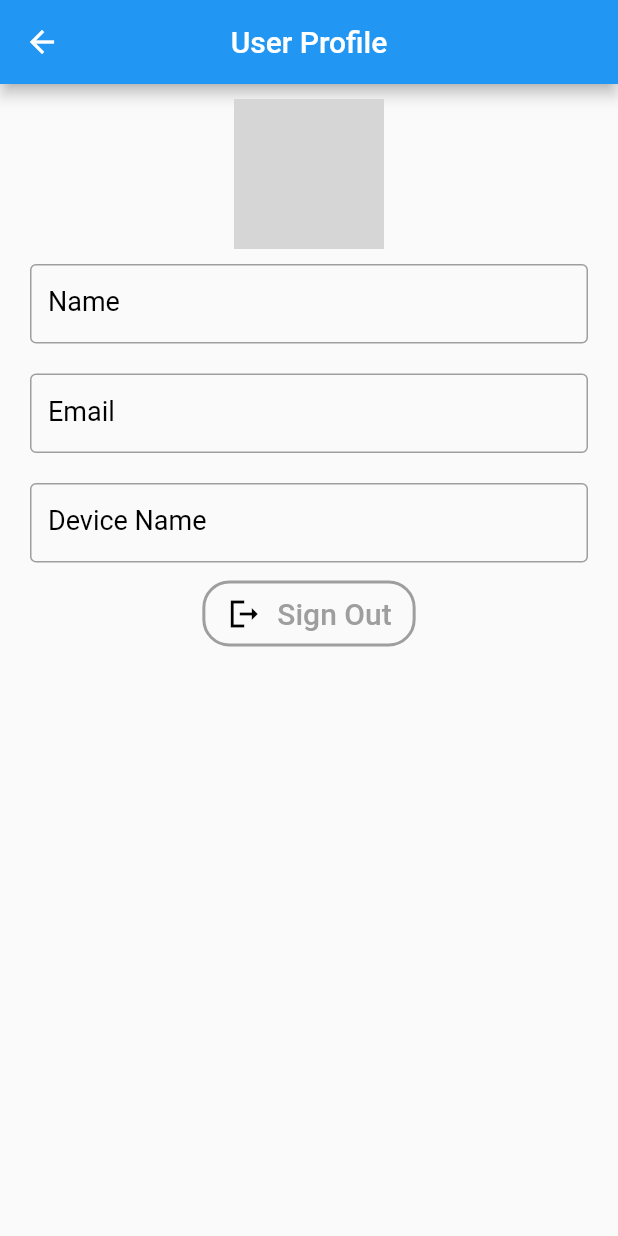
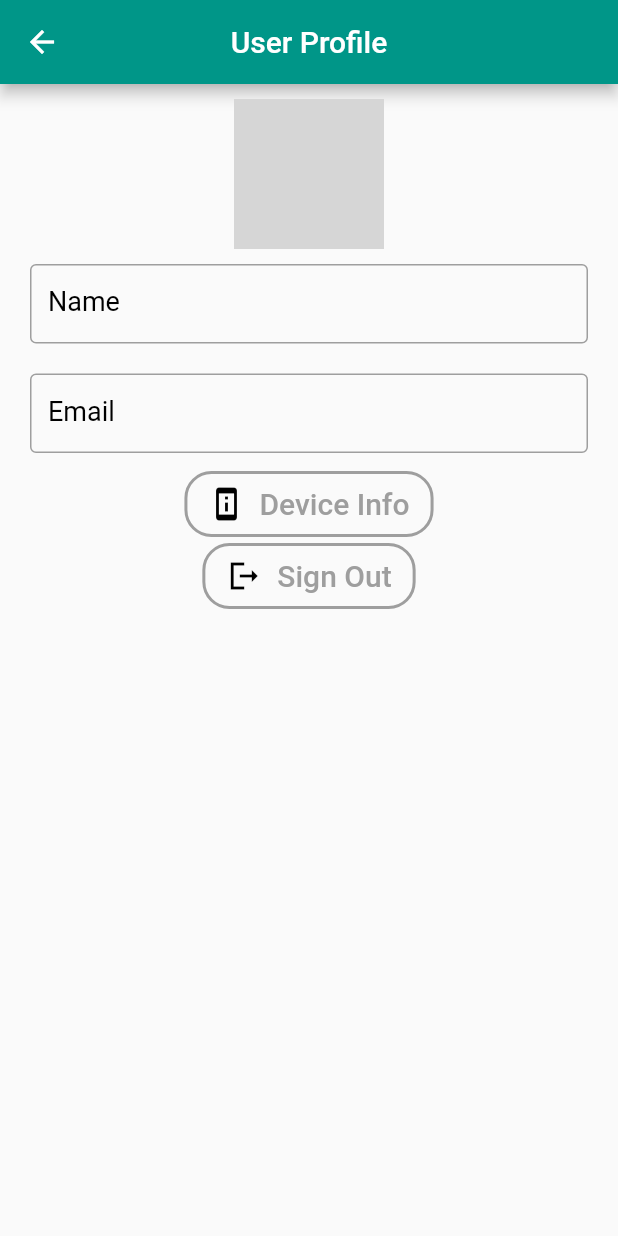
Before and after one commit to SainathChallagundla/demo, a Flutter app: the ProfilePage screen opened directly with empty values, on a phone screen of 412 x 824 dp. Run offline on Flutter 3.47's test engine with Material 2 defaults, Android fonts, the phone set to English and light mode, and no system bars; our stand-ins replace device_info, firebase_auth, firebase_core, google_sign_in, shared_preferences; accounts and stored records are empty; network calls fail; grey boxes are pictures that could not be loaded.

Commit message:
add device info

```diff
--- a/lib/bottomAppbar/profile.dart
+++ b/lib/bottomAppbar/profile.dart
@@ -1,8 +1,8 @@
 import 'package:demo/helpers/common.dart';
 import 'package:flutter/material.dart';
-import 'package:device_info/device_info.dart';
 import 'package:demo/sign_in.dart';
 import 'package:demo/login.dart';
+import 'package:demo/deviceInfo.dart';
 
 class ProfilePage extends StatefulWidget {
   const ProfilePage({Key? key, this.email, this.name, this.imageURL})
@@ -14,61 +14,6 @@ class ProfilePage extends StatefulWidget {
 }
 
 class _ProfilePageState extends State<ProfilePage> {
-  DeviceInfoPlugin deviceInfo = DeviceInfoPlugin();
-  late AndroidDeviceInfo? androidInfo;
-  void getdeviceinfo() async {
-    androidInfo = await deviceInfo.androidInfo;
-    setState(() {
-      model = androidInfo!.model;
-    });
-  }
-
-  // DeviceInfoPlugin? deviceInfo =
-  //     DeviceInfoPlugin(); // instantiate device info plugin
-  // AndroidDeviceInfo? androidDeviceInfo;
-  String? board,
-      brand,
-      device,
-      hardware,
-      host,
-      id,
-      manufacture,
-      model,
-      product,
-      type,
-      androidid;
-  bool? isphysicaldevice;
-  // @override
-  // void initState() {
-  //   super.initState();
-  //   getDeviceinfo();
-  // }
-
-  // void getDeviceinfo() async {
-  //   androidDeviceInfo = await deviceInfo!
-  //       .androidInfo; // instantiate Android Device Infoformation
-  //   setState(() {
-  //     board = androidDeviceInfo?.board ?? "";
-  //     brand = androidDeviceInfo?.brand;
-  //     device = androidDeviceInfo?.device;
-  //     hardware = androidDeviceInfo!.hardware;
-  //     host = androidDeviceInfo!.host;
-  //     id = androidDeviceInfo!.id;
-  //     manufacture = androidDeviceInfo!.manufacturer;
-  //     model = androidDeviceInfo?.model??"";
-  //     product = androidDeviceInfo!.product;
-  //     type = androidDeviceInfo!.type;
-  //     isphysicaldevice = androidDeviceInfo!.isPhysicalDevice;
-  //     androidid = androidDeviceInfo!.androidId;
-  //   });
-  // }
-  @override
-  void initState() {
-    // TODO: implement initState
-    super.initState();
-    getdeviceinfo();
-  }
-
   @override
   Widget build(BuildContext context) {
     return Scaffold(
@@ -105,17 +50,15 @@ class _ProfilePageState extends State<ProfilePage> {
                     padding: EdgeInsets.all(10),
                     child:
                         readOnlyBorderedTextFormField(widget.email!, "Email")),
-                Padding(
-                    padding: EdgeInsets.all(10),
-                    child:
-                        readOnlyBorderedTextFormField(model!, "Device Name")),
-                logOut()
+                deviceInfo(),
+                logOut() //loout button implementation
               ],
             ),
           ),
         ));
   }
 
+//Logut method
   Widget logOut() {
     return OutlinedButton(
         onPressed: () {
@@ -155,4 +98,44 @@ class _ProfilePageState extends State<ProfilePage> {
           ),
         ));
   }
+
+//Device info oage navigation method
+  Widget deviceInfo() {
+    return OutlinedButton(
+        onPressed: () {
+          Navigator.pushReplacement(
+              context,
+              MaterialPageRoute(
+                  builder: (BuildContext context) => DeviceInfo()));
+        },
+        style: OutlinedButton.styleFrom(
+          shape: RoundedRectangleBorder(
+            borderRadius: BorderRadius.circular(18.0),
+          ),
+          side: BorderSide(width: 2, color: Colors.grey),
+        ),
+        child: Padding(
+          padding: const EdgeInsets.fromLTRB(0, 10, 0, 10),
+          child: Row(
+            mainAxisSize: MainAxisSize.min,
+            mainAxisAlignment: MainAxisAlignment.center,
+            children: <Widget>[
+              Icon(
+                Icons.perm_device_info,
+                color: Colors.black,
+              ),
+              Padding(
+                padding: const EdgeInsets.only(left: 10),
+                child: Text(
+                  'Device Info',
+                  style: TextStyle(
+                    fontSize: 20,
+                    color: Colors.grey,
+                  ),
+                ),
+              )
+            ],
+          ),
+        ));
+  }
 }
--- a/lib/login.dart
+++ b/lib/login.dart
@@ -21,7 +21,7 @@ class _LoginPageState extends State<LoginPage> {
           gradient: LinearGradient(
             begin: Alignment.topRight,
             end: Alignment.bottomLeft,
-            colors: [Colors.white, Colors.tealAccent, Colors.teal],
+            colors: [Colors.white, Colors.tealAccent, Colors.blue],
           ),
         ),
         // color: Colors.white,
@@ -74,7 +74,7 @@ class _LoginPageState extends State<LoginPage> {
         shape: RoundedRectangleBorder(
           borderRadius: BorderRadius.circular(18.0),
         ),
-        side: BorderSide(width: 2, color: Colors.grey),
+        side: BorderSide(width: 2, color: Colors.blueGrey),
       ),
       child: Padding(
         padding: const EdgeInsets.fromLTRB(0, 10, 0, 10),
@@ -91,7 +91,7 @@ class _LoginPageState extends State<LoginPage> {
                 'Sign in with Google',
                 style: TextStyle(
                   fontSize: 20,
-                  color: Colors.grey,
+                  color: Colors.blueGrey,
                 ),
               ),
             )
--- /dev/null
+++ b/lib/models/stockDetails.dart
@@ -0,0 +1 @@
+import 'package:flutter/material.dart';
```
Also changed, not shown: lib/deviceInfo.dart (added, +129 -0 lines), lib/main.dart (+29 -107 lines), pubspec.yaml (+16 -3 lines), assets/images/flutter.png (added), assets/images/google_logo.png (added), lib/bottomAppbar/location.dart (renamed from lib/location.dart), pubspec.lock, 9 other files.
